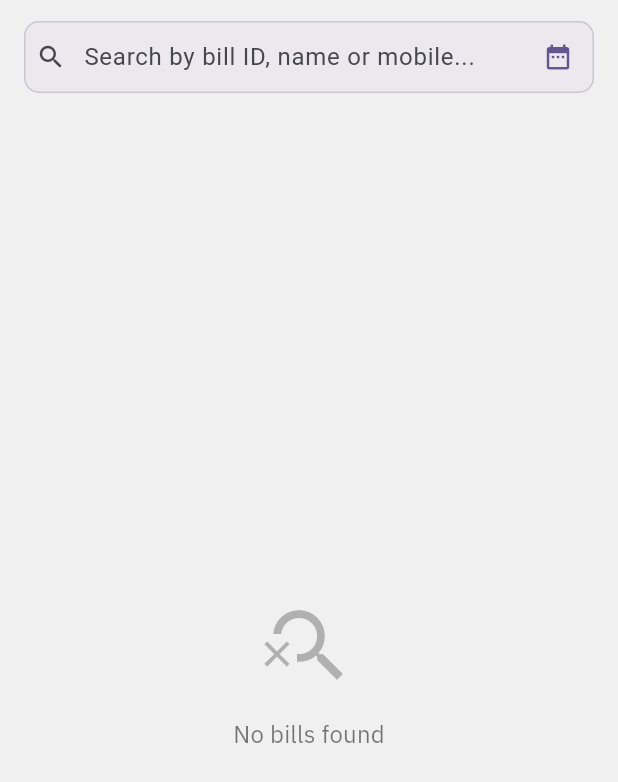
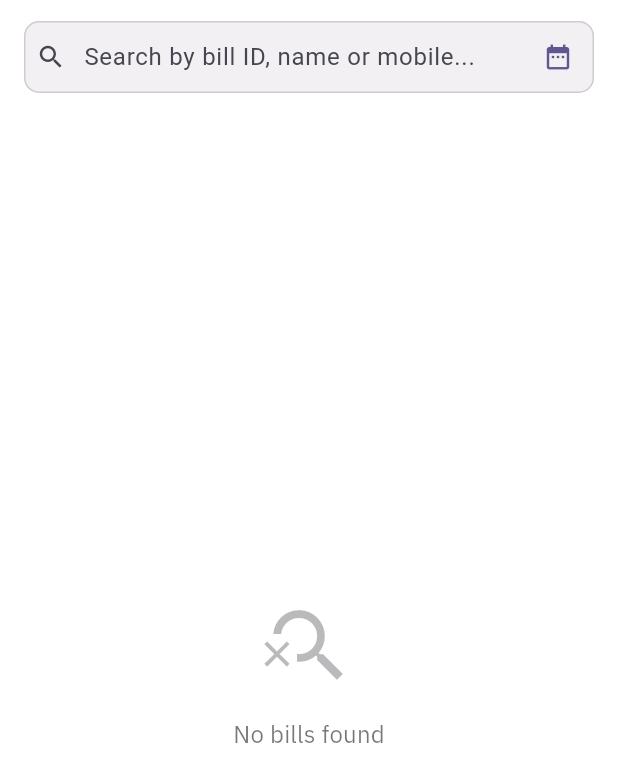
Before and after one commit to vijaykumardaha/mandyapp, a Flutter app: the BillsScreen screen opened by its route, on a phone screen of 412 x 824 dp. Shown: the top 782 px of the screen. Run offline on Flutter 3.47's test engine with Material 3 defaults, Android fonts, the phone set to English and light mode, and no system bars; our stand-ins replace bloc, connectivity_plus, dio, equatable, flutter_bloc, flutter_contacts and 9 more; missing offline and left inert: phoenix_socket, print_bluetooth_thermal; accounts and stored records are empty; network calls fail.

Commit message:
Toast color fixes

```diff
--- a/lib/helpers/theme/app_theme.dart
+++ b/lib/helpers/theme/app_theme.dart
@@ -21,7 +21,7 @@ class AppTheme {
 
     /// Primary Color
     primaryColor: const Color(0xff3C4EC5),
-    scaffoldBackgroundColor: const Color(0xfff0f0f0),
+    scaffoldBackgroundColor: const Color(0xffffffff),
     canvasColor: const Color(0xffffffff),
 
     /// AppBar Theme
@@ -31,8 +31,8 @@ class AppTheme {
         actionsIconTheme: IconThemeData(color: Color(0xff495057))),
 
     /// Card Theme
-    cardTheme: const CardTheme(color: Color(0xfff0f0f0)),
-    cardColor: const Color(0xfff0f0f0),
+    cardTheme: const CardTheme(color: Color(0xffffffff)),
+    cardColor: const Color(0xffffffff),
 
     textTheme: TextTheme(
         titleLarge: GoogleFonts.aBeeZee(), bodyLarge: GoogleFonts.abel()),
```
Also changed, not shown: lib/utils/info_controller.dart (+2 -7 lines).
